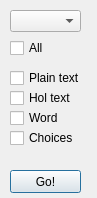
Zhang-JK/Memorier, file QtCode/tools/selectdate.ui: the form before one commit.
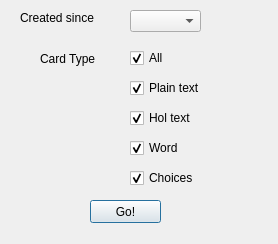
The form after the commit.

Diff of the .ui file:
```diff
--- a/QtCode/tools/selectdate.ui
+++ b/QtCode/tools/selectdate.ui
@@ -6,8 +6,8 @@
    <rect>
     <x>0</x>
     <y>0</y>
-    <width>97</width>
-    <height>198</height>
+    <width>278</width>
+    <height>244</height>
    </rect>
   </property>
   <property name="windowTitle">
@@ -16,7 +16,7 @@
   <widget class="QComboBox" name="dateBox">
    <property name="geometry">
     <rect>
-     <x>10</x>
+     <x>130</x>
      <y>10</y>
      <width>71</width>
      <height>22</height>
@@ -26,8 +26,8 @@
   <widget class="QCheckBox" name="CheckAll">
    <property name="geometry">
     <rect>
-     <x>10</x>
-     <y>40</y>
+     <x>130</x>
+     <y>50</y>
      <width>71</width>
      <height>16</height>
     </rect>
@@ -35,12 +35,15 @@
    <property name="text">
     <string>All</string>
    </property>
+   <property name="checked">
+    <bool>true</bool>
+   </property>
   </widget>
   <widget class="QPushButton" name="Butfinish">
    <property name="geometry">
     <rect>
-     <x>10</x>
-     <y>170</y>
+     <x>90</x>
+     <y>200</y>
      <width>71</width>
      <height>23</height>
     </rect>
@@ -52,21 +55,24 @@
   <widget class="QCheckBox" name="CheckPlain">
    <property name="geometry">
     <rect>
-     <x>10</x>
-     <y>70</y>
-     <width>81</width>
+     <x>130</x>
+     <y>80</y>
+     <width>91</width>
      <height>16</height>
     </rect>
    </property>
    <property name="text">
     <string>Plain text</string>
    </property>
+   <property name="checked">
+    <bool>true</bool>
+   </property>
   </widget>
   <widget class="QCheckBox" name="CheckText">
    <property name="geometry">
     <rect>
-     <x>10</x>
-     <y>90</y>
+     <x>130</x>
+     <y>110</y>
      <width>81</width>
      <height>16</height>
     </rect>
@@ -74,12 +80,15 @@
    <property name="text">
     <string>Hol text</string>
    </property>
+   <property name="checked">
+    <bool>true</bool>
+   </property>
   </widget>
   <widget class="QCheckBox" name="CheckWord">
    <property name="geometry">
     <rect>
-     <x>10</x>
-     <y>110</y>
+     <x>130</x>
+     <y>140</y>
      <width>81</width>
      <height>16</height>
     </rect>
@@ -87,18 +96,50 @@
    <property name="text">
     <string>Word</string>
    </property>
+   <property name="checked">
+    <bool>true</bool>
+   </property>
   </widget>
   <widget class="QCheckBox" name="CheckChoices">
    <property name="geometry">
     <rect>
-     <x>10</x>
-     <y>130</y>
+     <x>130</x>
+     <y>170</y>
      <width>81</width>
      <height>16</height>
     </rect>
    </property>
    <property name="text">
     <string>Choices</string>
+   </property>
+   <property name="checked">
+    <bool>true</bool>
+   </property>
+  </widget>
+  <widget class="QLabel" name="label">
+   <property name="geometry">
+    <rect>
+     <x>20</x>
+     <y>10</y>
+     <width>101</width>
+     <height>16</height>
+    </rect>
+   </property>
+   <property name="text">
+    <string>Created since</string>
+   </property>
+  </widget>
+  <widget class="QLabel" name="label_2">
+   <property name="geometry">
+    <rect>
+     <x>40</x>
+     <y>50</y>
+     <width>71</width>
+     <height>17</height>
+    </rect>
+   </property>
+   <property name="text">
+    <string>Card Type</string>
    </property>
   </widget>
  </widget>
```
